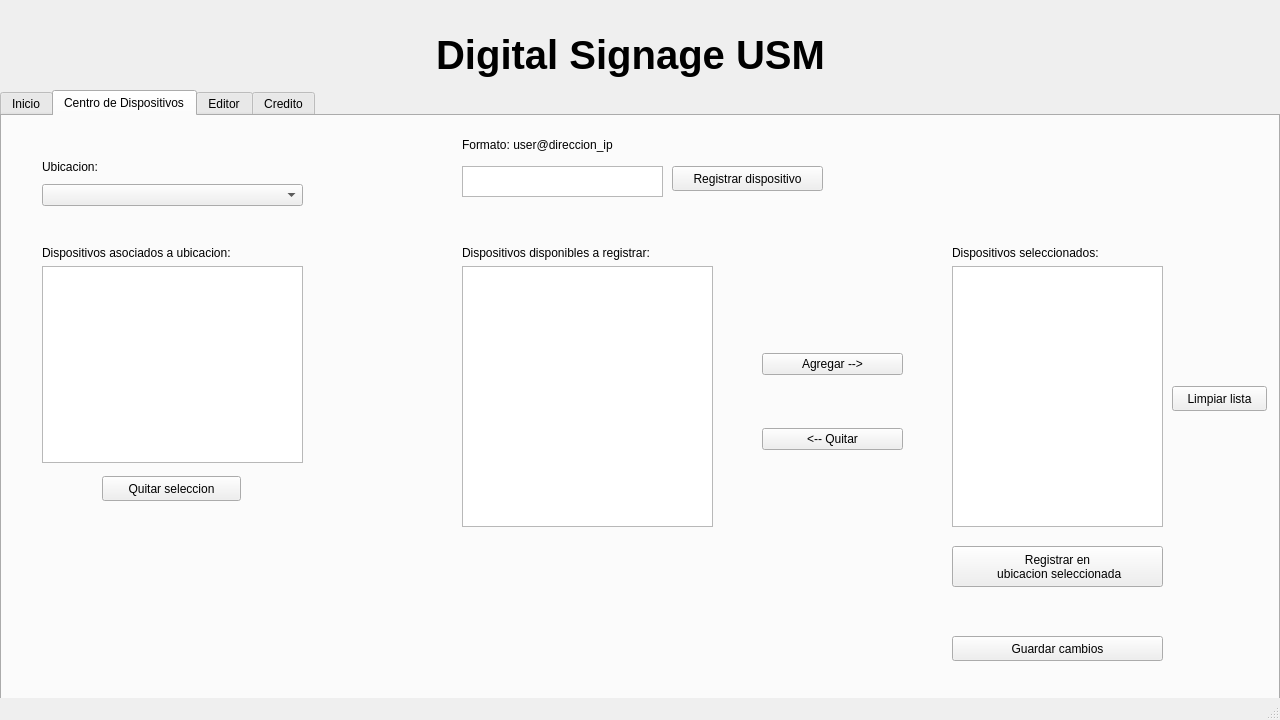
The window that ProyectoQT/Interfaz_Digital_SIgnage_USM/mainwindow.ui (seba-saca/Digital_Signage_USM) describes before a commit, drawn with Qt 5.
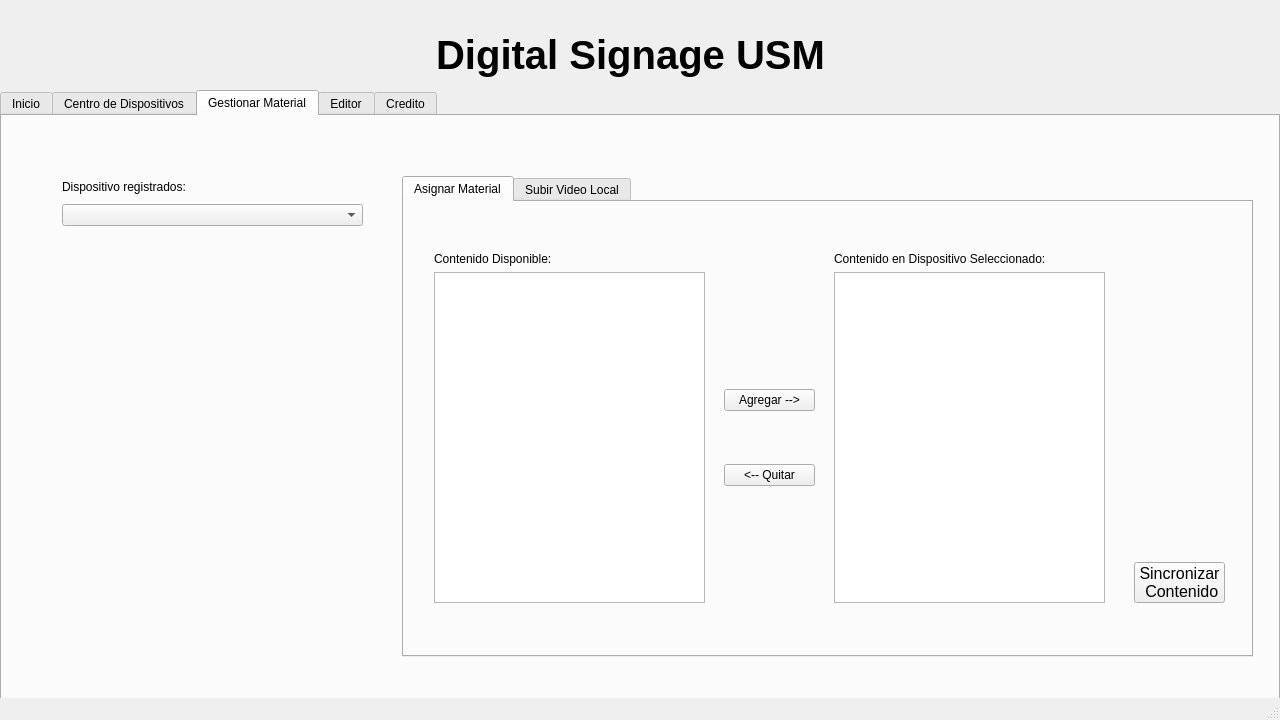
The same window after the commit. The open tabs and pages were chosen to show the change. Icons and pictures are not drawn.

Commit message: Avance_Gestion_Material

Diff of the .ui file:
```diff
--- a/ProyectoQT/Interfaz_Digital_SIgnage_USM/mainwindow.ui
+++ b/ProyectoQT/Interfaz_Digital_SIgnage_USM/mainwindow.ui
@@ -285,45 +285,6 @@
        </item>
       </layout>
      </widget>
-     <widget class="QWidget" name="layoutWidget">
-      <property name="geometry">
-       <rect>
-        <x>470</x>
-        <y>280</y>
-        <width>261</width>
-        <height>72</height>
-       </rect>
-      </property>
-      <layout class="QHBoxLayout" name="horizontalLayout_8">
-       <item>
-        <widget class="QPushButton" name="sincronizar">
-         <property name="font">
-          <font>
-           <pointsize>20</pointsize>
-           <bold>false</bold>
-          </font>
-         </property>
-         <property name="text">
-          <string>Sincronizar 
- Contenido</string>
-         </property>
-        </widget>
-       </item>
-       <item>
-        <widget class="QPushButton" name="Generar_Video">
-         <property name="font">
-          <font>
-           <pointsize>20</pointsize>
-          </font>
-         </property>
-         <property name="text">
-          <string>Generar 
- Video</string>
-         </property>
-        </widget>
-       </item>
-      </layout>
-     </widget>
      <widget class="QWidget" name="layoutWidget">
       <property name="geometry">
        <rect>
@@ -621,6 +582,146 @@
       </layout>
      </widget>
     </widget>
+    <widget class="QWidget" name="tab_4">
+     <attribute name="title">
+      <string>Gestionar Material</string>
+     </attribute>
+     <widget class="QWidget" name="layoutWidget_11">
+      <property name="geometry">
+       <rect>
+        <x>60</x>
+        <y>60</y>
+        <width>301</width>
+        <height>50</height>
+       </rect>
+      </property>
+      <layout class="QVBoxLayout" name="verticalLayout_26">
+       <item>
+        <widget class="QLabel" name="asignacion_dispositivos_label">
+         <property name="text">
+          <string>Dispositivo registrados:</string>
+         </property>
+        </widget>
+       </item>
+       <item>
+        <widget class="QComboBox" name="asignacion_dispositivos"/>
+       </item>
+      </layout>
+     </widget>
+     <widget class="QTabWidget" name="tabWidget_2">
+      <property name="geometry">
+       <rect>
+        <x>400</x>
+        <y>60</y>
+        <width>851</width>
+        <height>481</height>
+       </rect>
+      </property>
+      <property name="currentIndex">
+       <number>0</number>
+      </property>
+      <widget class="QWidget" name="tab_5">
+       <attribute name="title">
+        <string>Asignar Material</string>
+       </attribute>
+       <widget class="QWidget" name="layoutWidget_12">
+        <property name="geometry">
+         <rect>
+          <x>30</x>
+          <y>50</y>
+          <width>271</width>
+          <height>351</height>
+         </rect>
+        </property>
+        <layout class="QVBoxLayout" name="verticalLayout_27">
+         <item>
+          <widget class="QLabel" name="Gestion_Contenido_Disponible_Label">
+           <property name="text">
+            <string>Contenido Disponible:</string>
+           </property>
+          </widget>
+         </item>
+         <item>
+          <widget class="QListWidget" name="Gestion_Contenido_Disponible"/>
+         </item>
+        </layout>
+       </widget>
+       <widget class="QWidget" name="layoutWidget_13">
+        <property name="geometry">
+         <rect>
+          <x>320</x>
+          <y>140</y>
+          <width>91</width>
+          <height>191</height>
+         </rect>
+        </property>
+        <layout class="QVBoxLayout" name="verticalLayout_28">
+         <item>
+          <widget class="QPushButton" name="Gestion_Agregar_Boton">
+           <property name="text">
+            <string>Agregar --&gt;</string>
+           </property>
+          </widget>
+         </item>
+         <item>
+          <widget class="QPushButton" name="Gestion_Quitar_Boton">
+           <property name="text">
+            <string>&lt;-- Quitar</string>
+           </property>
+          </widget>
+         </item>
+        </layout>
+       </widget>
+       <widget class="QWidget" name="layoutWidget_14">
+        <property name="geometry">
+         <rect>
+          <x>430</x>
+          <y>50</y>
+          <width>271</width>
+          <height>351</height>
+         </rect>
+        </property>
+        <layout class="QVBoxLayout" name="verticalLayout_29">
+         <item>
+          <widget class="QLabel" name="Gestion_Contenido_Disponible_Label_2">
+           <property name="text">
+            <string>Contenido en Dispositivo Seleccionado:</string>
+           </property>
+          </widget>
+         </item>
+         <item>
+          <widget class="QListWidget" name="Gestion_Contenido_Disponible_2"/>
+         </item>
+        </layout>
+       </widget>
+       <widget class="QPushButton" name="sincronizar">
+        <property name="geometry">
+         <rect>
+          <x>730</x>
+          <y>360</y>
+          <width>91</width>
+          <height>41</height>
+         </rect>
+        </property>
+        <property name="font">
+         <font>
+          <pointsize>12</pointsize>
+          <bold>false</bold>
+         </font>
+        </property>
+        <property name="text">
+         <string>Sincronizar 
+ Contenido</string>
+        </property>
+       </widget>
+      </widget>
+      <widget class="QWidget" name="tab_6">
+       <attribute name="title">
+        <string>Subir Video Local</string>
+       </attribute>
+      </widget>
+     </widget>
+    </widget>
     <widget class="QWidget" name="EditPlantilla">
      <attribute name="title">
       <string>Editor</string>
@@ -1293,8 +1394,8 @@
    <widget class="QLabel" name="Logo_USM">
     <property name="geometry">
      <rect>
-      <x>260</x>
-      <y>60</y>
+      <x>250</x>
+      <y>20</y>
       <width>151</width>
       <height>41</height>
      </rect>
```
Left out of the diff: 27 changed lines with no effect on the pictures. The commit also changes 7 other files.
